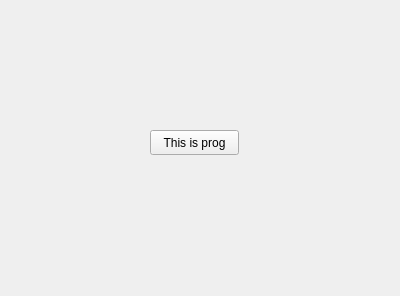
Above: testing/ui/progress.ui from jesperBKR/P4 before the change. Below: the same form after it.
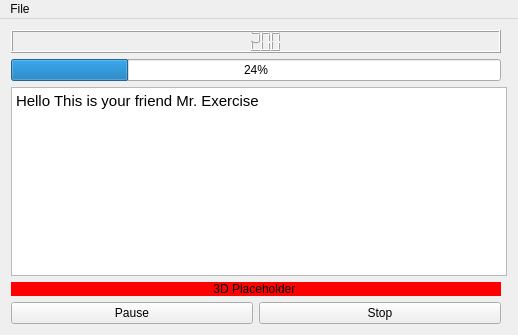
That is the form after the change.

Commit message:
Added ROS-GUI prototype
Might not work without build folder from worskspace. P

```diff
--- a/testing/ui/progress.ui
+++ b/testing/ui/progress.ui
@@ -6,27 +6,92 @@
    <rect>
     <x>0</x>
     <y>0</y>
-    <width>400</width>
-    <height>296</height>
+    <width>518</width>
+    <height>335</height>
    </rect>
   </property>
   <property name="windowTitle">
    <string>progress</string>
   </property>
   <widget class="QWidget" name="centralWidget">
-   <widget class="QPushButton" name="pushButton">
-    <property name="geometry">
-     <rect>
-      <x>150</x>
-      <y>130</y>
-      <width>89</width>
-      <height>25</height>
-     </rect>
-    </property>
-    <property name="text">
-     <string>This is prog</string>
+   <layout class="QGridLayout" name="gridLayout">
+    <item row="0" column="0">
+     <widget class="QLCDNumber" name="lcdNumber">
+      <property name="intValue" stdset="0">
+       <number>200</number>
+      </property>
+     </widget>
+    </item>
+    <item row="1" column="0">
+     <widget class="QProgressBar" name="progressBar">
+      <property name="value">
+       <number>24</number>
+      </property>
+     </widget>
+    </item>
+    <item row="2" column="0" colspan="2">
+     <widget class="QTextBrowser" name="textBrowser">
+      <property name="html">
+       <string>&lt;!DOCTYPE HTML PUBLIC &quot;-//W3C//DTD HTML 4.0//EN&quot; &quot;http://www.w3.org/TR/REC-html40/strict.dtd&quot;&gt;
+&lt;html&gt;&lt;head&gt;&lt;meta name=&quot;qrichtext&quot; content=&quot;1&quot; /&gt;&lt;style type=&quot;text/css&quot;&gt;
+p, li { white-space: pre-wrap; }
+&lt;/style&gt;&lt;/head&gt;&lt;body style=&quot; font-family:'Ubuntu'; font-size:11pt; font-weight:400; font-style:normal;&quot;&gt;
+&lt;p style=&quot; margin-top:0px; margin-bottom:0px; margin-left:0px; margin-right:0px; -qt-block-indent:0; text-indent:0px;&quot;&gt;Hello This is your friend Mr. Exercise &lt;/p&gt;
+&lt;p style=&quot;-qt-paragraph-type:empty; margin-top:0px; margin-bottom:0px; margin-left:0px; margin-right:0px; -qt-block-indent:0; text-indent:0px;&quot;&gt;&lt;br /&gt;&lt;/p&gt;&lt;/body&gt;&lt;/html&gt;</string>
+      </property>
+     </widget>
+    </item>
+    <item row="3" column="0">
+     <widget class="QLabel" name="label">
+      <property name="styleSheet">
+       <string notr="true">background-color : red;</string>
+      </property>
+      <property name="text">
+       <string>3D Placeholder </string>
+      </property>
+      <property name="alignment">
+       <set>Qt::AlignCenter</set>
+      </property>
+     </widget>
+    </item>
+    <item row="4" column="0">
+     <layout class="QHBoxLayout" name="horizontalLayout">
+      <item>
+       <widget class="QPushButton" name="pauseButton">
+        <property name="text">
+         <string>Pause</string>
+        </property>
+       </widget>
+      </item>
+      <item>
+       <widget class="QPushButton" name="stopButton">
+        <property name="text">
+         <string>Stop</string>
+        </property>
+       </widget>
+      </item>
+     </layout>
+    </item>
+   </layout>
+  </widget>
+  <widget class="QMenuBar" name="menuBar">
+   <property name="geometry">
+    <rect>
+     <x>0</x>
+     <y>0</y>
+     <width>518</width>
+     <height>22</height>
+    </rect>
+   </property>
+   <property name="nativeMenuBar">
+    <bool>false</bool>
+   </property>
+   <widget class="QMenu" name="menubLAS">
+    <property name="title">
+     <string>File</string>
     </property>
    </widget>
+   <addaction name="menubLAS"/>
   </widget>
  </widget>
  <layoutdefault spacing="6" margin="11"/>
```
The commit also changes 7 other files.
